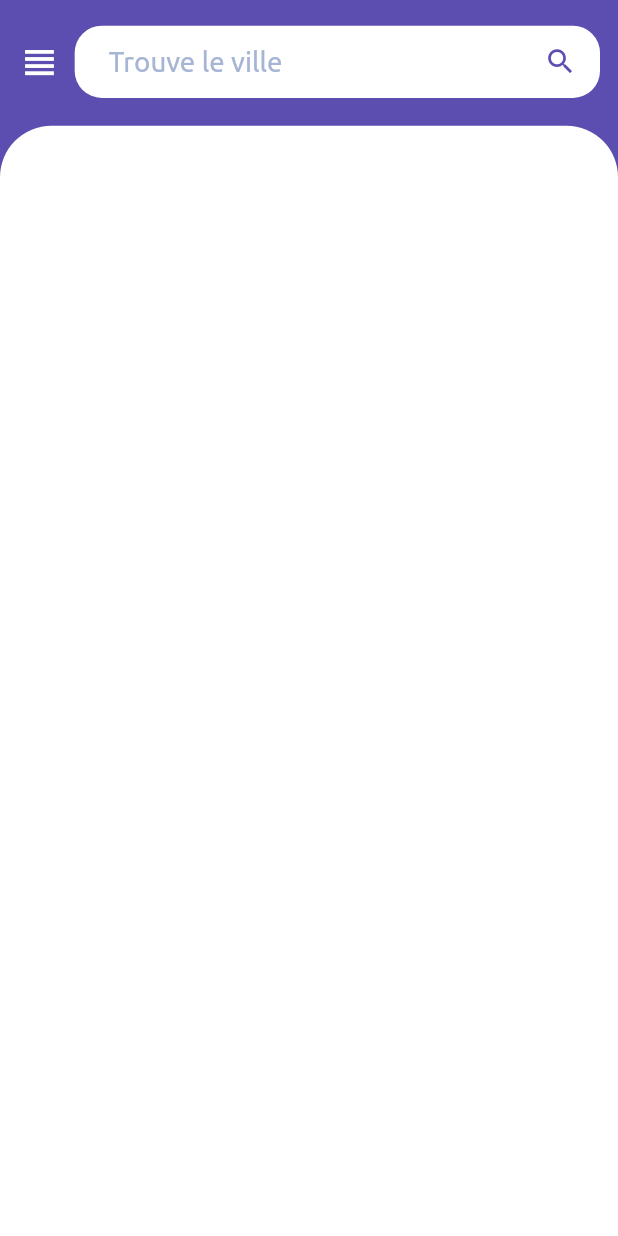
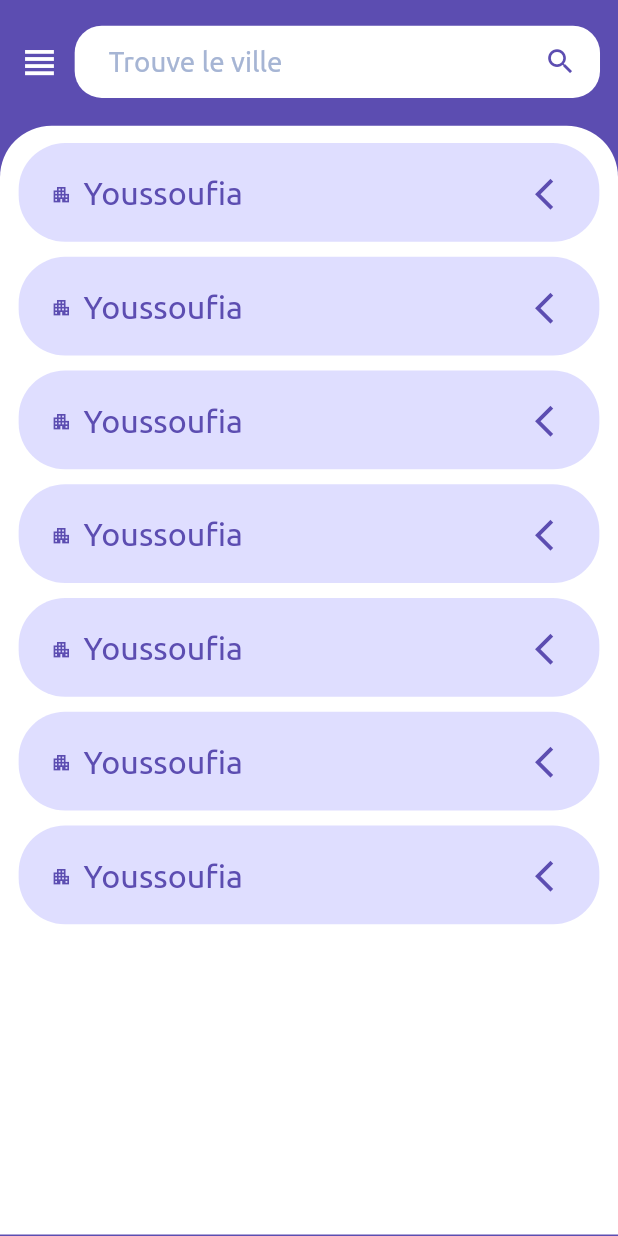
Before and after one commit to hboudanes/pharmacie_de_garde_UI, a Flutter app: the screen it shows after launch, on a phone screen of 412 x 824 dp. Run offline on Flutter 3.47's test engine with Material 2 defaults, Android fonts, the phone set to English and light mode, and no system bars; our stand-ins replace flutter_screenutil, flutter_svg, get, google_mobile_ads; network calls fail; project files that could hold a hidden picture were left out.

Commit message:
add City dropDown

```diff
--- /dev/null
+++ b/lib/components/city.dart
@@ -0,0 +1,171 @@
+import 'package:flutter/material.dart';
+import 'package:flutter_screenutil/flutter_screenutil.dart';
+import 'package:pharmacie_de_garde_ui/theme/theme_colors.dart';
+
+class City extends StatefulWidget {
+  final String? name;
+  final String? scheduleNight;
+  final String? scheduleDay;
+  final String? ondutyDate;
+  const City(
+      {Key? key,
+      this.name,
+      this.scheduleNight,
+      this.scheduleDay,
+      this.ondutyDate})
+      : super(key: key);
+
+  @override
+  State<City> createState() => _CityState();
+}
+
+class _CityState extends State<City> {
+  bool isExpanded = false;
+  double height = 115.h;
+  double counter = 0;
+  @override
+  Widget build(BuildContext context) {
+    return InkWell(
+      onTap: () {},
+      child: AnimatedContainer(
+        onEnd: () {
+          setState(() {
+            if (height > 90) {
+              isExpanded = true;
+              return;
+            }
+          });
+        },
+        duration: const Duration(milliseconds: 200),
+        width: double.infinity,
+        height: height,
+        decoration: BoxDecoration(
+            color: Color(0xFFDFDEFF),
+            borderRadius: BorderRadius.circular(54.r)),
+        child: Column(
+          children: [
+            SizedBox(
+              height: 20.h,
+            ),
+            Row(
+              children: [
+                SizedBox(width: 35.w),
+                Icon(
+                  Icons.apartment,
+                  size: 24.h,
+                  color: ThemeColors.primary,
+                ),
+                SizedBox(width: 13.w),
+                Text(
+                  widget.name!,
+                  style: TextStyle(
+                      color: ThemeColors.primary,
+                      fontSize: 35.sp,
+                      fontFamily: 'Ubuntu'),
+                ),
+                SizedBox(
+                  width: 300.w,
+                ),
+                InkWell(
+                    onTap: () {
+                      setState(() {
+                        if (height > 90) {
+                          isExpanded = false;
+                          height = 115.h;
+                          counter = 0;
+                          return;
+                        }
+                        height = 250.h;
+
+                        counter = -0.25;
+                      });
+                    },
+                    child: AnimatedRotation(
+                      duration: const Duration(milliseconds: 150),
+                      turns: counter,
+                      child: const Padding(
+                        padding: EdgeInsets.all(10.0),
+                        child: Icon(
+                          Icons.arrow_back_ios,
+                          color: ThemeColors.primary,
+                          size: 25,
+                        ),
+                      ),
+                    ))
+              ],
+            ),
+            SizedBox(
+              height: 7.h,
+            ),
+            Padding(
+              padding: EdgeInsets.only(left: 56.w),
+              child: isExpanded
+                  ? Column(
+                      children: [
+                        Row(
+                          children: [
+                            Text(
+                              'valable:',
+                              style: TextStyle(
+                                  color: ThemeColors.primary,
+                                  fontSize: 21.sp,
+                                  fontFamily: 'UbuntuMedium'),
+                            ),
+                            SizedBox(width: 12.w),
+                            Text(
+                              widget.ondutyDate!,
+                              style: TextStyle(
+                                  color: ThemeColors.primary,
+                                  fontSize: 21.sp,
+                                  fontFamily: 'Ubuntu'),
+                            )
+                          ],
+                        ),
+                        SizedBox(
+                          height: 14.h,
+                        ),
+                        Row(
+                          children: [
+                            Icon(
+                              Icons.light_mode,
+                              size: 24.h,
+                              color: Color(0xFF56CED6),
+                            ),
+                            SizedBox(width: 12.w),
+                            Text(
+                              widget.scheduleDay!,
+                              style: TextStyle(
+                                  color: Colors.black,
+                                  fontSize: 20.sp,
+                                  fontFamily: 'UbuntuBlod'),
+                            ),
+                          ],
+                        ),
+                        SizedBox(height: 14.w),
+                        Row(
+                          children: [
+                            Icon(
+                              Icons.nights_stay,
+                              size: 24.h,
+                              color: Colors.black,
+                            ),
+                            SizedBox(width: 12.w),
+                            Text(
+                              widget.scheduleNight!,
+                              style: TextStyle(
+                                  color: Colors.black,
+                                  fontSize: 20.sp,
+                                  fontFamily: 'UbuntuBlod'),
+                            ),
+                          ],
+                        )
+                      ],
+                    )
+                  : null,
+            )
+          ],
+        ),
+      ),
+    );
+  }
+}
--- /dev/null
+++ b/lib/controller/home_controller.dart
@@ -0,0 +1,32 @@
+import 'package:get/get.dart';
+import 'package:google_mobile_ads/google_mobile_ads.dart';
+
+import '../service/admob/ad_help.dart';
+
+class HomeController extends GetxController{
+  late BannerAd bottomBannerAd;
+  RxBool isBottomBannerAdLoaded = false.obs;
+  @override
+  void onInit() {
+    createBottomBannerAd();
+    super.onInit();
+  }
+  void createBottomBannerAd() {
+    bottomBannerAd = BannerAd(
+      adUnitId: AdHelper.bannerAdUnitId,
+      size: AdSize.banner,
+      request: AdRequest(),
+      listener: BannerAdListener(
+        onAdLoaded: (_) {
+
+            isBottomBannerAdLoaded.value = true;
+
+        },
+        onAdFailedToLoad: (ad, error) {
+          ad.dispose();
+        },
+      ),
+    );
+    bottomBannerAd.load();
+  }
+}
--- a/lib/main.dart
+++ b/lib/main.dart
@@ -1,10 +1,15 @@
 import 'package:flutter/material.dart';
 import 'package:flutter_screenutil/flutter_screenutil.dart';
+import 'package:pharmacie_de_garde_ui/service/admob/ad_help.dart';
 import 'package:pharmacie_de_garde_ui/view/home.dart';
 import 'package:pharmacie_de_garde_ui/view/splash.dart';
+import 'package:google_mobile_ads/google_mobile_ads.dart';
 
 void main() {
+  WidgetsFlutterBinding.ensureInitialized();
+  MobileAds.instance.initialize();
   runApp(const MyApp());
+
 }
 
 class MyApp extends StatelessWidget {
@@ -18,8 +23,12 @@ class MyApp extends StatelessWidget {
       builder: (context, child) {
         return MaterialApp(
           debugShowCheckedModeBanner: false,
-          theme: ThemeData(scaffoldBackgroundColor: const Color(0xFF5C4DB1),drawerTheme:const DrawerThemeData(backgroundColor:Color(0xFFFAFAFA) ),),
-          home: const Home(),
+          theme: ThemeData(
+            scaffoldBackgroundColor: const Color(0xFF5C4DB1),
+            drawerTheme:
+                const DrawerThemeData(backgroundColor: Color(0xFFFAFAFA)),
+          ),
+          home:  Home(),
         );
       },
     );
--- /dev/null
+++ b/lib/service/admob/ad_help.dart
@@ -0,0 +1,22 @@
+import "dart:io";
+class AdHelper {
+  static String get bannerAdUnitId {
+    if (Platform.isAndroid) {
+      return "ca-app-pub-3940256099942544/6300978111";
+    } else if (Platform.isIOS) {
+      return "ca-app-pub-3940256099942544/2934735716";
+    } else {
+      throw UnsupportedError("Unsupported platform");
+    }
+  }
+
+  static String get interstitialAdUnitId {
+    if (Platform.isAndroid) {
+      return "ca-app-pub-3940256099942544/8691691433";
+    } else if (Platform.isIOS) {
+      return "ca-app-pub-3940256099942544/5135589807";
+    } else {
+      throw UnsupportedError("Unsupported platform");
+    }
+  }
+}
--- a/lib/view/home.dart
+++ b/lib/view/home.dart
@@ -1,20 +1,23 @@
 import 'package:flutter/material.dart';
 import 'package:flutter_screenutil/flutter_screenutil.dart';
+import 'package:get/get.dart';
+import 'package:google_mobile_ads/google_mobile_ads.dart';
+import 'package:pharmacie_de_garde_ui/components/city.dart';
+import 'package:pharmacie_de_garde_ui/controller/home_controller.dart';
 
 import '/components/custom_drawer.dart';
 import '/theme/theme_colors.dart';
 import '/theme/theme_text_style.dart';
 
-
 class Home extends StatelessWidget {
-  const Home({Key? key}) : super(key: key);
-
+  Home({Key? key}) : super(key: key);
+  HomeController homeController = Get.put(HomeController());
   @override
   Widget build(BuildContext context) {
     final GlobalKey<ScaffoldState> scaffoldKey = GlobalKey<ScaffoldState>();
     return Scaffold(
         key: scaffoldKey,
-        drawer:const CustomDrawer(),
+        drawer: const CustomDrawer(),
         body: SafeArea(
           child: Column(children: [
             SizedBox(height: 30.h),
@@ -68,13 +71,70 @@ class Home extends StatelessWidget {
             SizedBox(height: 32.5.h),
             Expanded(
               child: Container(
+                padding:
+                    EdgeInsets.only(right: 20.2.w, left: 20.2.w, top: 20.2.h),
                 decoration: BoxDecoration(
                     color: Colors.white,
                     borderRadius: BorderRadius.only(
                         topLeft: Radius.circular(60.r),
                         topRight: Radius.circular(60.r))),
+                child: ListView(
+                  children: const [
+                    City(
+                        name: "Youssoufia",
+                        scheduleNight: "24/24",
+                        scheduleDay: "",
+                        ondutyDate: "Du 27 au 03 Juillet 2022"),
+                    SizedBox(height: 10),
+                    City(
+                        name: "Youssoufia",
+                        scheduleNight: "24/24",
+                        scheduleDay: "",
+                        ondutyDate: "Du 27 au 03 Juillet 2022"),
+                    SizedBox(height: 10),
+                    City(
+                        name: "Youssoufia",
+                        scheduleNight: "24/24",
+                        scheduleDay: "",
+                        ondutyDate: "Du 27 au 03 Juillet 2022"),
+                    SizedBox(height: 10),
+                    City(
+                        name: "Youssoufia",
+                        scheduleNight: "24/24",
+                        scheduleDay: "",
+                        ondutyDate: "Du 27 au 03 Juillet 2022"),
+                    SizedBox(height: 10),
+                    City(
+                        name: "Youssoufia",
+                        scheduleNight: "24/24",
+                        scheduleDay: "",
+                        ondutyDate: "Du 27 au 03 Juillet 2022"),
+                    SizedBox(height: 10),
+                    City(
+                        name: "Youssoufia",
+                        scheduleNight: "24/24",
+                        scheduleDay: "",
+                        ondutyDate: "Du 27 au 03 Juillet 2022"),
+                    SizedBox(height: 10),
+                    City(
+                        name: "Youssoufia",
+                        scheduleNight: "24/24",
+                        scheduleDay: "",
+                        ondutyDate: "Du 27 au 03 Juillet 2022"),
+                    SizedBox(height: 10),
+                  ],
+                ),
               ),
-            )
+            ),
+            Obx(() {
+              if (homeController.isBottomBannerAdLoaded.value) {
+                return Container(
+                  height: 100,
+                  child: AdWidget(ad: homeController.bottomBannerAd),
+                );
+              }
+              return const SizedBox(height: 1);
+            })
           ]),
         ));
   }
--- a/pubspec.yaml
+++ b/pubspec.yaml
@@ -36,7 +36,8 @@ dependencies:
   cupertino_icons: ^1.0.2
   flutter_screenutil: ^5.5.3+2
   flutter_svg: ^1.1.1+1
-
+  google_mobile_ads: ^1.3.0
+  get: ^4.6.5
 dev_dependencies:
   flutter_test:
     sdk: flutter
@@ -83,6 +84,9 @@ flutter:
     - family: UbuntuBlod
       fonts:
         - asset: fonts/ubuntu/Ubuntu-Bold.ttf
+    - family: UbuntuMedium
+      fonts:
+        - asset: fonts/ubuntu/Ubuntu-Medium.ttf
 
   #   - family: Trajan Pro
   #     fonts:
```
Also changed, not shown: pubspec.lock, 2 other files.
